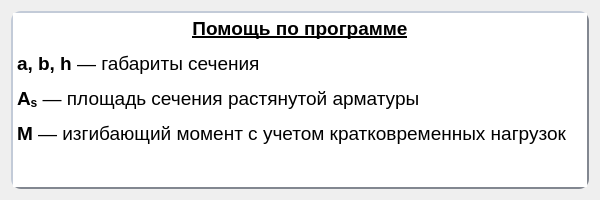
Before: the Qt Designer form ui/info.ui in xhable1337/armature-ui-var3-4, drawn with Qt 5.
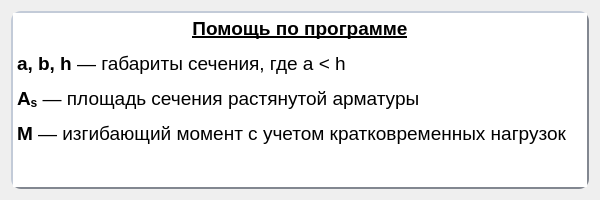
After: the same form once the commit is applied.

```diff
--- a/ui/info.ui
+++ b/ui/info.ui
@@ -34,7 +34,7 @@
 p, li { white-space: pre-wrap; }
 &lt;/style&gt;&lt;/head&gt;&lt;body style=&quot; font-family:'MS Shell Dlg 2'; font-size:8.25pt; font-weight:400; font-style:normal;&quot;&gt;
 &lt;p align=&quot;center&quot; style=&quot; margin-top:12px; margin-bottom:12px; margin-left:0px; margin-right:0px; -qt-block-indent:0; text-indent:0px;&quot;&gt;&lt;span style=&quot; font-family:'Circe'; font-size:14pt; font-weight:600; text-decoration: underline;&quot;&gt;Помощь по программе&lt;/span&gt;&lt;/p&gt;
-&lt;p style=&quot; margin-top:12px; margin-bottom:12px; margin-left:0px; margin-right:0px; -qt-block-indent:0; text-indent:0px;&quot;&gt;&lt;span style=&quot; font-family:'Circe'; font-size:14pt; font-weight:600;&quot;&gt;a, b, h&lt;/span&gt;&lt;span style=&quot; font-family:'Circe'; font-size:14pt;&quot;&gt; — габариты сечения&lt;/span&gt;&lt;/p&gt;
+&lt;p style=&quot; margin-top:12px; margin-bottom:12px; margin-left:0px; margin-right:0px; -qt-block-indent:0; text-indent:0px;&quot;&gt;&lt;span style=&quot; font-family:'Circe'; font-size:14pt; font-weight:600;&quot;&gt;a, b, h&lt;/span&gt;&lt;span style=&quot; font-family:'Circe'; font-size:14pt;&quot;&gt; — габариты сечения, где a &amp;lt; h&lt;/span&gt;&lt;/p&gt;
 &lt;p style=&quot; margin-top:12px; margin-bottom:12px; margin-left:0px; margin-right:0px; -qt-block-indent:0; text-indent:0px;&quot;&gt;&lt;span style=&quot; font-family:'Circe'; font-size:14pt; font-weight:600;&quot;&gt;A&lt;/span&gt;&lt;span style=&quot; font-family:'Circe'; font-size:14pt; font-weight:600; vertical-align:sub;&quot;&gt;s&lt;/span&gt;&lt;span style=&quot; font-family:'Circe'; font-size:14pt;&quot;&gt; — площадь сечения растянутой арматуры&lt;/span&gt;&lt;/p&gt;
 &lt;p style=&quot; margin-top:12px; margin-bottom:12px; margin-left:0px; margin-right:0px; -qt-block-indent:0; text-indent:0px;&quot;&gt;&lt;span style=&quot; font-family:'Circe'; font-size:14pt; font-weight:600;&quot;&gt;M&lt;/span&gt;&lt;span style=&quot; font-family:'Circe'; font-size:14pt;&quot;&gt; — изгибающий момент с учетом кратковременных нагрузок&lt;/span&gt;&lt;/p&gt;&lt;/body&gt;&lt;/html&gt;</string>
      </property>
```
